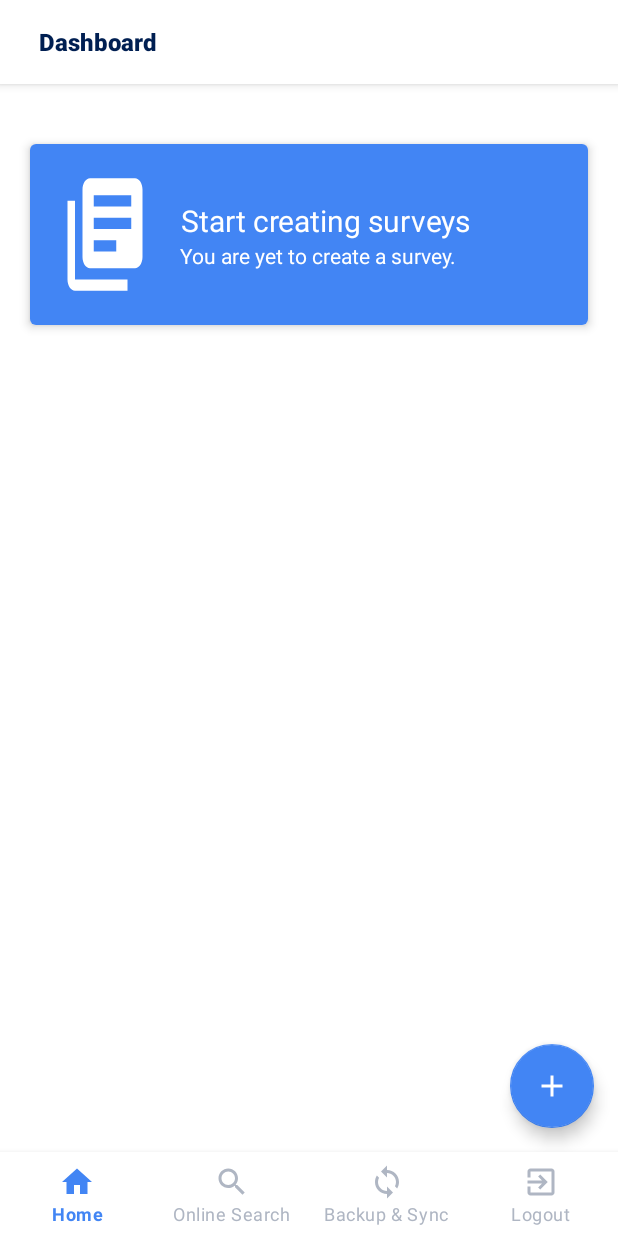
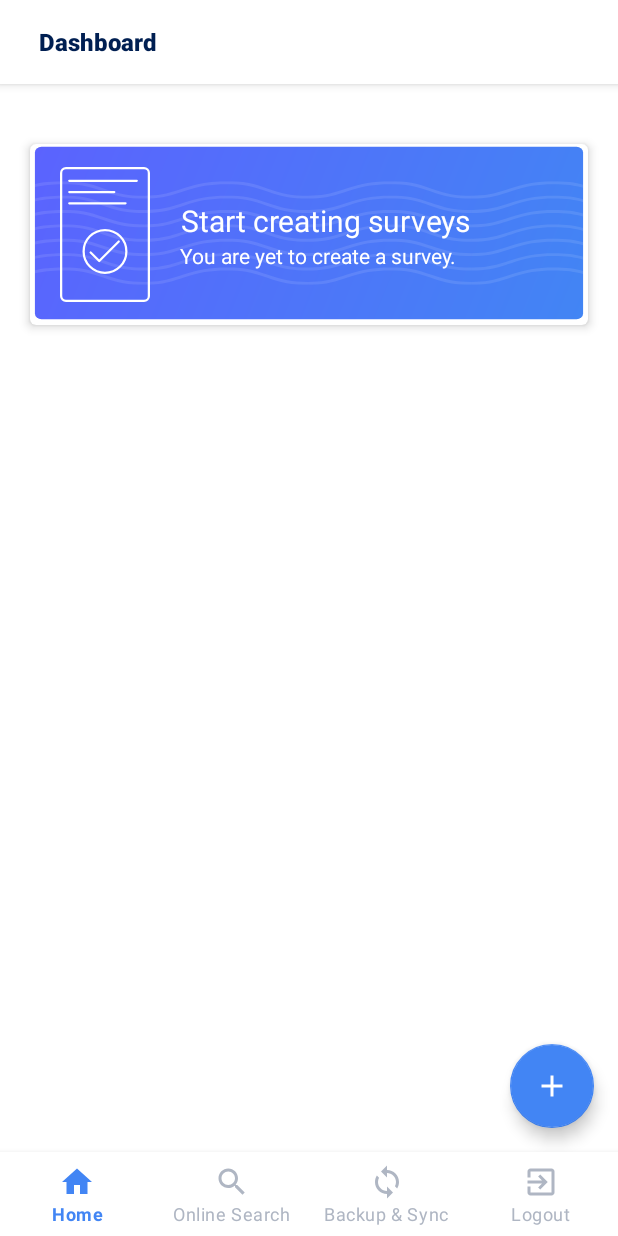
Before and after one commit to Jide-xy/Survey, an Android app: the SurveyList screen opened directly, with no data from a screen before it, on a phone screen of 412 x 824 dp. Run offline under Robolectric (Android 15) with nearby library versions, the phone set to English and light mode, and no system bars; our stand-ins replace Room's generated code, Volley.

Commit message:
update new survey icons

```diff
--- /dev/null
+++ b/app/src/main/res/drawable/ic_new_survey_bg.xml
@@ -0,0 +1,123 @@
+<vector xmlns:android="http://schemas.android.com/apk/res/android"
+    xmlns:aapt="http://schemas.android.com/aapt"
+    android:width="341dp"
+    android:height="126dp"
+    android:viewportWidth="341"
+    android:viewportHeight="126">
+  <path android:pathData="M7,2L334,2A4,4 0,0 1,338 6L338,118A4,4 0,0 1,334 122L7,122A4,4 0,0 1,3 118L3,6A4,4 0,0 1,7 2z">
+    <aapt:attr name="android:fillColor">
+      <gradient
+          android:endX="338"
+          android:endY="122"
+          android:startX="3"
+          android:startY="2"
+          android:type="linear">
+        <item
+            android:color="#FF5B63FE"
+            android:offset="0" />
+        <item
+            android:color="#FF4285F4"
+            android:offset="1" />
+      </gradient>
+    </aapt:attr>
+  </path>
+  <group>
+    <clip-path android:pathData="M3,26h335v72h-335z" />
+    <path
+        android:fillAlpha="0.1"
+        android:fillColor="#fff"
+        android:fillType="evenOdd"
+        android:pathData="M-8.816,84C-16.742,86.892 -21.923,88 -30,88L-30,88L-30,86A49.282,49.282 0,0 0,-15.151 84h6.335ZM47.379,84C55.239,86.966 60.5,88 70,88L70,86c-6.842,0 -11.386,-0.542 -16.4,-2L47.379,84ZM-30,98c8.441,0 13.718,-1.21 22.272,-4.4l1.768,-0.662C3.64,89.348 9.647,88 20,88 30.271,88 35.362,89.222 44.629,92.928 54.112,96.722 59.438,98 70,98L70,96c-10.271,0 -15.362,-1.222 -24.629,-4.928C35.888,87.278 30.562,86 20,86 9.374,86 3.145,87.4 -6.66,91.063l-1.766,0.661C-16.776,94.84 -21.836,96 -30,96v2Z"
+        android:strokeAlpha="0.1" />
+    <path
+        android:fillAlpha="0.1"
+        android:fillColor="#fff"
+        android:fillType="evenOdd"
+        android:pathData="M-8.816,84q0.536,-0.2 1.088,-0.4l1.768,-0.662C3.64,79.348 9.647,78 20,78c10.271,0 15.362,1.222 24.629,4.928 0.956,0.382 1.869,0.739 2.75,1.072L53.6,84c-2.511,-0.731 -5.139,-1.691 -8.233,-2.928C35.888,77.278 30.562,76 20,76c-10.626,0 -16.855,1.4 -26.66,5.063l-1.766,0.661C-10.9,82.648 -13.087,83.4 -15.151,84ZM-8.816,64C-16.742,66.892 -21.923,68 -30,68L-30,68L-30,66A49.282,49.282 0,0 0,-15.151 64h6.335ZM47.379,64C55.239,66.966 60.5,68 70,68L70,66c-6.842,0 -11.386,-0.542 -16.4,-2L47.379,64ZM-30,78c8.441,0 13.718,-1.21 22.272,-4.4l1.768,-0.662C3.64,69.348 9.647,68 20,68 30.271,68 35.362,69.222 44.629,72.928 54.112,76.722 59.438,78 70,78L70,76c-10.271,0 -15.362,-1.222 -24.629,-4.928C35.888,67.278 30.562,66 20,66 9.374,66 3.145,67.4 -6.66,71.063l-1.766,0.661C-16.776,74.84 -21.836,76 -30,76v2Z"
+        android:strokeAlpha="0.1" />
+    <path
+        android:fillAlpha="0.1"
+        android:fillColor="#fff"
+        android:fillType="evenOdd"
+        android:pathData="M-8.816,64q0.536,-0.2 1.088,-0.4l1.768,-0.662C3.64,59.348 9.647,58 20,58c10.271,0 15.362,1.222 24.629,4.928 0.956,0.382 1.869,0.739 2.75,1.072L53.6,64c-2.511,-0.731 -5.139,-1.691 -8.233,-2.928C35.888,57.278 30.562,56 20,56c-10.626,0 -16.855,1.4 -26.66,5.063l-1.766,0.661C-10.9,62.648 -13.087,63.4 -15.151,64ZM-8.816,44C-16.742,46.892 -21.923,48 -30,48L-30,48L-30,46A49.282,49.282 0,0 0,-15.151 44h6.335ZM47.379,44C55.239,46.966 60.5,48 70,48L70,46c-6.842,0 -11.386,-0.542 -16.4,-2L47.379,44ZM-30,58c8.441,0 13.718,-1.21 22.272,-4.4l1.768,-0.662C3.64,49.348 9.647,48 20,48 30.271,48 35.362,49.222 44.629,52.928 54.112,56.722 59.438,58 70,58L70,56c-10.271,0 -15.362,-1.222 -24.629,-4.928C35.888,47.278 30.562,46 20,46 9.374,46 3.145,47.4 -6.66,51.063l-1.766,0.661C-16.776,54.84 -21.836,56 -30,56v2Z"
+        android:strokeAlpha="0.1" />
+    <path
+        android:fillAlpha="0.1"
+        android:fillColor="#fff"
+        android:fillType="evenOdd"
+        android:pathData="M91.184,84C83.258,86.892 78.077,88 70,88L70,88L70,86A49.282,49.282 0,0 0,84.849 84h6.335ZM147.379,84C155.239,86.966 160.5,88 170,88L170,86c-6.842,0 -11.386,-0.542 -16.4,-2L147.379,84ZM70,98c8.441,0 13.718,-1.21 22.272,-4.4l1.768,-0.662C103.64,89.348 109.647,88 120,88 130.271,88 135.362,89.222 144.629,92.928 154.112,96.722 159.438,98 170,98L170,96c-10.271,0 -15.362,-1.222 -24.629,-4.928C135.888,87.278 130.562,86 120,86 109.374,86 103.145,87.4 93.34,91.063l-1.766,0.661C83.224,94.84 78.164,96 70,96v2Z"
+        android:strokeAlpha="0.1" />
+    <path
+        android:fillAlpha="0.1"
+        android:fillColor="#fff"
+        android:fillType="evenOdd"
+        android:pathData="M91.184,84q0.536,-0.2 1.088,-0.4l1.768,-0.662C103.64,79.348 109.647,78 120,78c10.271,0 15.362,1.222 24.629,4.928 0.956,0.382 1.869,0.739 2.75,1.072L153.6,84c-2.511,-0.731 -5.139,-1.691 -8.233,-2.928C135.888,77.278 130.562,76 120,76c-10.626,0 -16.855,1.4 -26.66,5.063l-1.766,0.661C89.1,82.648 86.913,83.4 84.849,84ZM91.184,64C83.258,66.892 78.077,68 70,68L70,68L70,66A49.282,49.282 0,0 0,84.849 64h6.335ZM147.379,64C155.239,66.966 160.5,68 170,68L170,66c-6.842,0 -11.386,-0.542 -16.4,-2L147.379,64ZM70,78c8.441,0 13.718,-1.21 22.272,-4.4l1.768,-0.662C103.64,69.348 109.647,68 120,68 130.271,68 135.362,69.222 144.629,72.928 154.112,76.722 159.438,78 170,78L170,76c-10.271,0 -15.362,-1.222 -24.629,-4.928C135.888,67.278 130.562,66 120,66 109.374,66 103.145,67.4 93.34,71.063l-1.766,0.661C83.224,74.84 78.164,76 70,76v2Z"
+        android:strokeAlpha="0.1" />
+    <path
+        android:fillAlpha="0.1"
+        android:fillColor="#fff"
+        android:fillType="evenOdd"
+        android:pathData="M91.184,64q0.536,-0.2 1.088,-0.4l1.768,-0.662C103.64,59.348 109.647,58 120,58c10.271,0 15.362,1.222 24.629,4.928 0.956,0.382 1.869,0.739 2.75,1.072L153.6,64c-2.511,-0.731 -5.139,-1.691 -8.233,-2.928C135.888,57.278 130.562,56 120,56c-10.626,0 -16.855,1.4 -26.66,5.063l-1.766,0.661C89.1,62.648 86.913,63.4 84.849,64ZM91.184,44C83.258,46.892 78.077,48 70,48L70,48L70,46A49.282,49.282 0,0 0,84.849 44h6.335ZM147.379,44C155.239,46.966 160.5,48 170,48L170,46c-6.842,0 -11.386,-0.542 -16.4,-2L147.379,44ZM70,58c8.441,0 13.718,-1.21 22.272,-4.4l1.768,-0.662C103.64,49.348 109.647,48 120,48 130.271,48 135.362,49.222 144.629,52.928 154.112,56.722 159.438,58 170,58L170,56c-10.271,0 -15.362,-1.222 -24.629,-4.928C135.888,47.278 130.562,46 120,46 109.374,46 103.145,47.4 93.34,51.063l-1.766,0.661C83.224,54.84 78.164,56 70,56v2Z"
+        android:strokeAlpha="0.1" />
+    <path
+        android:fillAlpha="0.1"
+        android:fillColor="#fff"
+        android:fillType="evenOdd"
+        android:pathData="M-8.816,44q0.536,-0.2 1.088,-0.4l1.768,-0.662C3.64,39.348 9.647,38 20,38c10.271,0 15.362,1.222 24.629,4.928 0.956,0.382 1.869,0.739 2.75,1.072L53.6,44c-2.511,-0.731 -5.139,-1.691 -8.233,-2.928C35.888,37.278 30.562,36 20,36c-10.626,0 -16.855,1.4 -26.66,5.063l-1.766,0.661C-10.9,42.648 -13.087,43.4 -15.151,44ZM-30,38c8.441,0 13.718,-1.21 22.272,-4.4l1.768,-0.662C3.64,29.348 9.647,28 20,28 30.271,28 35.362,29.222 44.629,32.928 54.112,36.722 59.438,38 70,38L70,36c-10.271,0 -15.362,-1.222 -24.629,-4.928C35.888,27.278 30.562,26 20,26 9.374,26 3.145,27.4 -6.66,31.063l-1.766,0.661C-16.776,34.84 -21.836,36 -30,36v2Z"
+        android:strokeAlpha="0.1" />
+    <path
+        android:fillAlpha="0.1"
+        android:fillColor="#fff"
+        android:fillType="evenOdd"
+        android:pathData="M91.184,44q0.536,-0.2 1.088,-0.4l1.768,-0.662C103.64,39.348 109.647,38 120,38c10.271,0 15.362,1.222 24.629,4.928 0.956,0.382 1.869,0.739 2.75,1.072L153.6,44c-2.511,-0.731 -5.139,-1.691 -8.233,-2.928C135.888,37.278 130.562,36 120,36c-10.626,0 -16.855,1.4 -26.66,5.063l-1.766,0.661C89.1,42.648 86.913,43.4 84.849,44ZM70,38c8.441,0 13.718,-1.21 22.272,-4.4l1.768,-0.662C103.64,29.348 109.647,28 120,28 130.271,28 135.362,29.222 144.629,32.928 154.112,36.722 159.438,38 170,38L170,36c-10.271,0 -15.362,-1.222 -24.629,-4.928C135.888,27.278 130.562,26 120,26 109.374,26 103.145,27.4 93.34,31.063l-1.766,0.661C83.224,34.84 78.164,36 70,36v2Z"
+        android:strokeAlpha="0.1" />
+    <path
+        android:fillAlpha="0.1"
+        android:fillColor="#fff"
+        android:fillType="evenOdd"
+        android:pathData="M191.184,84C183.258,86.892 178.077,88 170,88L170,88L170,86A49.282,49.282 0,0 0,184.849 84h6.335ZM247.379,84C255.239,86.966 260.5,88 270,88L270,86c-6.842,0 -11.386,-0.542 -16.4,-2L247.379,84ZM170,98c8.441,0 13.718,-1.21 22.272,-4.4l1.768,-0.662C203.64,89.348 209.647,88 220,88 230.271,88 235.362,89.222 244.629,92.928 254.112,96.722 259.438,98 270,98L270,96c-10.271,0 -15.362,-1.222 -24.629,-4.928C235.888,87.278 230.562,86 220,86 209.374,86 203.145,87.4 193.34,91.063l-1.766,0.661C183.224,94.84 178.164,96 170,96v2Z"
+        android:strokeAlpha="0.1" />
+    <path
+        android:fillAlpha="0.1"
+        android:fillColor="#fff"
+        android:fillType="evenOdd"
+        android:pathData="M191.184,84q0.536,-0.2 1.088,-0.4l1.768,-0.662C203.64,79.348 209.647,78 220,78c10.271,0 15.362,1.222 24.629,4.928 0.956,0.382 1.869,0.739 2.75,1.072L253.6,84c-2.511,-0.731 -5.139,-1.691 -8.233,-2.928C235.888,77.278 230.562,76 220,76c-10.626,0 -16.855,1.4 -26.66,5.063l-1.766,0.661C189.1,82.648 186.913,83.4 184.849,84ZM191.184,64C183.258,66.892 178.077,68 170,68L170,68L170,66A49.282,49.282 0,0 0,184.849 64h6.335ZM247.379,64C255.239,66.966 260.5,68 270,68L270,66c-6.842,0 -11.386,-0.542 -16.4,-2L247.379,64ZM170,78c8.441,0 13.718,-1.21 22.272,-4.4l1.768,-0.662C203.64,69.348 209.647,68 220,68 230.271,68 235.362,69.222 244.629,72.928 254.112,76.722 259.438,78 270,78L270,76c-10.271,0 -15.362,-1.222 -24.629,-4.928C235.888,67.278 230.562,66 220,66 209.374,66 203.145,67.4 193.34,71.063l-1.766,0.661C183.224,74.84 178.164,76 170,76v2Z"
+        android:strokeAlpha="0.1" />
+    <path
+        android:fillAlpha="0.1"
+        android:fillColor="#fff"
+        android:fillType="evenOdd"
+        android:pathData="M191.184,64q0.536,-0.2 1.088,-0.4l1.768,-0.662C203.64,59.348 209.647,58 220,58c10.271,0 15.362,1.222 24.629,4.928 0.956,0.382 1.869,0.739 2.75,1.072L253.6,64c-2.511,-0.731 -5.139,-1.691 -8.233,-2.928C235.888,57.278 230.562,56 220,56c-10.626,0 -16.855,1.4 -26.66,5.063l-1.766,0.661C189.1,62.648 186.913,63.4 184.849,64ZM191.184,44C183.258,46.892 178.077,48 170,48L170,48L170,46A49.282,49.282 0,0 0,184.849 44h6.335ZM247.379,44C255.239,46.966 260.5,48 270,48L270,46c-6.842,0 -11.386,-0.542 -16.4,-2L247.379,44ZM170,58c8.441,0 13.718,-1.21 22.272,-4.4l1.768,-0.662C203.64,49.348 209.647,48 220,48 230.271,48 235.362,49.222 244.629,52.928 254.112,56.722 259.438,58 270,58L270,56c-10.271,0 -15.362,-1.222 -24.629,-4.928C235.888,47.278 230.562,46 220,46 209.374,46 203.145,47.4 193.34,51.063l-1.766,0.661C183.224,54.84 178.164,56 170,56v2Z"
+        android:strokeAlpha="0.1" />
+    <path
+        android:fillAlpha="0.1"
+        android:fillColor="#fff"
+        android:fillType="evenOdd"
+        android:pathData="M291.184,84C283.258,86.892 278.077,88 270,88L270,88L270,86A49.282,49.282 0,0 0,284.849 84h6.335ZM347.379,84C355.239,86.966 360.5,88 370,88L370,86c-6.842,0 -11.386,-0.542 -16.4,-2L347.379,84ZM270,98c8.441,0 13.718,-1.21 22.272,-4.4l1.768,-0.662C303.64,89.348 309.647,88 320,88 330.271,88 335.362,89.222 344.629,92.928 354.112,96.722 359.438,98 370,98L370,96c-10.271,0 -15.362,-1.222 -24.629,-4.928C335.888,87.278 330.562,86 320,86 309.374,86 303.145,87.4 293.34,91.063l-1.766,0.661C283.224,94.84 278.164,96 270,96v2Z"
+        android:strokeAlpha="0.1" />
+    <path
+        android:fillAlpha="0.1"
+        android:fillColor="#fff"
+        android:fillType="evenOdd"
+        android:pathData="M291.184,84q0.536,-0.2 1.088,-0.4l1.768,-0.662C303.64,79.348 309.647,78 320,78c10.271,0 15.362,1.222 24.629,4.928 0.956,0.382 1.869,0.739 2.75,1.072L353.6,84c-2.511,-0.731 -5.139,-1.691 -8.233,-2.928C335.888,77.278 330.562,76 320,76c-10.626,0 -16.855,1.4 -26.66,5.063l-1.766,0.661C289.1,82.648 286.913,83.4 284.849,84ZM291.184,64C283.258,66.892 278.077,68 270,68L270,68L270,66A49.282,49.282 0,0 0,284.849 64h6.335ZM347.379,64C355.239,66.966 360.5,68 370,68L370,66c-6.842,0 -11.386,-0.542 -16.4,-2L347.379,64ZM270,78c8.441,0 13.718,-1.21 22.272,-4.4l1.768,-0.662C303.64,69.348 309.647,68 320,68 330.271,68 335.362,69.222 344.629,72.928 354.112,76.722 359.438,78 370,78L370,76c-10.271,0 -15.362,-1.222 -24.629,-4.928C335.888,67.278 330.562,66 320,66 309.374,66 303.145,67.4 293.34,71.063l-1.766,0.661C283.224,74.84 278.164,76 270,76v2Z"
+        android:strokeAlpha="0.1" />
+    <path
+        android:fillAlpha="0.1"
+        android:fillColor="#fff"
+        android:fillType="evenOdd"
+        android:pathData="M291.184,64q0.536,-0.2 1.088,-0.4l1.768,-0.662C303.64,59.348 309.647,58 320,58c10.271,0 15.362,1.222 24.629,4.928 0.956,0.382 1.869,0.739 2.75,1.072L353.6,64c-2.511,-0.731 -5.139,-1.691 -8.233,-2.928C335.888,57.278 330.562,56 320,56c-10.626,0 -16.855,1.4 -26.66,5.063l-1.766,0.661C289.1,62.648 286.913,63.4 284.849,64ZM291.184,44C283.258,46.892 278.077,48 270,48L270,48L270,46A49.282,49.282 0,0 0,284.849 44h6.335ZM347.379,44C355.239,46.966 360.5,48 370,48L370,46c-6.842,0 -11.386,-0.542 -16.4,-2L347.379,44ZM270,58c8.441,0 13.718,-1.21 22.272,-4.4l1.768,-0.662C303.64,49.348 309.647,48 320,48 330.271,48 335.362,49.222 344.629,52.928 354.112,56.722 359.438,58 370,58L370,56c-10.271,0 -15.362,-1.222 -24.629,-4.928C335.888,47.278 330.562,46 320,46 309.374,46 303.145,47.4 293.34,51.063l-1.766,0.661C283.224,54.84 278.164,56 270,56v2Z"
+        android:strokeAlpha="0.1" />
+    <path
+        android:fillAlpha="0.1"
+        android:fillColor="#fff"
+        android:fillType="evenOdd"
+        android:pathData="M191.184,44q0.536,-0.2 1.088,-0.4l1.768,-0.662C203.64,39.348 209.647,38 220,38c10.271,0 15.362,1.222 24.629,4.928 0.956,0.382 1.869,0.739 2.75,1.072L253.6,44c-2.511,-0.731 -5.139,-1.691 -8.233,-2.928C235.888,37.278 230.562,36 220,36c-10.626,0 -16.855,1.4 -26.66,5.063l-1.766,0.661C189.1,42.648 186.913,43.4 184.849,44ZM170,38c8.441,0 13.718,-1.21 22.272,-4.4l1.768,-0.662C203.64,29.348 209.647,28 220,28 230.271,28 235.362,29.222 244.629,32.928 254.112,36.722 259.438,38 270,38L270,36c-10.271,0 -15.362,-1.222 -24.629,-4.928C235.888,27.278 230.562,26 220,26 209.374,26 203.145,27.4 193.34,31.063l-1.766,0.661C183.224,34.84 178.164,36 170,36v2Z"
+        android:strokeAlpha="0.1" />
+    <path
+        android:fillAlpha="0.1"
+        android:fillColor="#fff"
+        android:fillType="evenOdd"
+        android:pathData="M291.184,44q0.536,-0.2 1.088,-0.4l1.768,-0.662C303.64,39.348 309.647,38 320,38c10.271,0 15.362,1.222 24.629,4.928 0.956,0.382 1.869,0.739 2.75,1.072L353.6,44c-2.511,-0.731 -5.139,-1.691 -8.233,-2.928C335.888,37.278 330.562,36 320,36c-10.626,0 -16.855,1.4 -26.66,5.063l-1.766,0.661C289.1,42.648 286.913,43.4 284.849,44ZM270,38c8.441,0 13.718,-1.21 22.272,-4.4l1.768,-0.662C303.64,29.348 309.647,28 320,28 330.271,28 335.362,29.222 344.629,32.928 354.112,36.722 359.438,38 370,38L370,36c-10.271,0 -15.362,-1.222 -24.629,-4.928C335.888,27.278 330.562,26 320,26 309.374,26 303.145,27.4 293.34,31.063l-1.766,0.661C283.224,34.84 278.164,36 270,36v2Z"
+        android:strokeAlpha="0.1" />
+  </group>
+</vector>
--- /dev/null
+++ b/app/src/main/res/drawable/ic_new_survey_icon.xml
@@ -0,0 +1,45 @@
+<vector xmlns:android="http://schemas.android.com/apk/res/android"
+    android:width="60dp"
+    android:height="90dp"
+    android:viewportWidth="60"
+    android:viewportHeight="90">
+    <path
+        android:fillColor="#00000000"
+        android:pathData="M4,0.75L56,0.75A3.25,3.25 0,0 1,59.25 4L59.25,86A3.25,3.25 0,0 1,56 89.25L4,89.25A3.25,3.25 0,0 1,0.75 86L0.75,4A3.25,3.25 0,0 1,4 0.75z"
+        android:strokeWidth="1.5"
+        android:strokeColor="#fff"
+        android:strokeLineCap="round"
+        android:strokeLineJoin="round" />
+    <path
+        android:fillColor="#00000000"
+        android:pathData="M30,56.25m-14.25,0a14.25,14.25 0,1 1,28.5 0a14.25,14.25 0,1 1,-28.5 0"
+        android:strokeWidth="1.5"
+        android:strokeColor="#fff"
+        android:strokeLineCap="round"
+        android:strokeLineJoin="round" />
+    <path
+        android:fillColor="#00000000"
+        android:pathData="M6.187,9.188L51.187,9.188"
+        android:strokeWidth="1.5"
+        android:strokeColor="#fff"
+        android:strokeLineCap="round" />
+    <path
+        android:fillColor="#00000000"
+        android:pathData="M6.187,16.687L36.187,16.687"
+        android:strokeWidth="1.5"
+        android:strokeColor="#fff"
+        android:strokeLineCap="round" />
+    <path
+        android:fillColor="#00000000"
+        android:pathData="M6.187,24.188L43.687,24.188"
+        android:strokeWidth="1.5"
+        android:strokeColor="#fff"
+        android:strokeLineCap="round" />
+    <path
+        android:fillColor="#00000000"
+        android:pathData="M20.437,56.996l5.721,5.721 13.029,-13.029"
+        android:strokeWidth="1.5"
+        android:strokeColor="#fff"
+        android:strokeLineCap="round"
+        android:strokeLineJoin="round" />
+</vector>
--- a/app/src/main/res/layout/fragment_survey_list.xml
+++ b/app/src/main/res/layout/fragment_survey_list.xml
@@ -5,22 +5,6 @@
     android:layout_width="match_parent"
     android:layout_height="match_parent"
     tools:context="com.example.babajidemustapha.survey.features.dashboard.fragments.SurveyList">
-
-    <!--<android.support.design.widget.AppBarLayout-->
-    <!--android:layout_width="match_parent"-->
-    <!--android:layout_height="wrap_content"-->
-    <!--android:theme="@style/AppTheme.AppBarOverlay">-->
-
-    <!--<android.support.v7.widget.Toolbar-->
-    <!--android:id="@+id/toolbar"-->
-    <!--android:layout_width="match_parent"-->
-    <!--android:layout_height="?attr/actionBarSize"-->
-    <!--android:background="?attr/colorPrimary"-->
-    <!--app:popupTheme="@style/AppTheme.PopupOverlay" />-->
-
-    <!--</android.support.design.widget.AppBarLayout>-->
-
-    <!--<include layout="@layout/content_main" />-->
 
     <androidx.constraintlayout.widget.ConstraintLayout
         android:layout_width="match_parent"
@@ -45,7 +29,7 @@
             <androidx.constraintlayout.widget.ConstraintLayout
                 android:layout_width="match_parent"
                 android:layout_height="wrap_content"
-                android:background="@color/colorAccent"
+                android:background="@drawable/ic_new_survey_bg"
                 android:paddingStart="20dp"
                 android:paddingTop="15dp"
                 android:paddingEnd="20dp"
@@ -57,7 +41,7 @@
                     android:layout_height="wrap_content"
                     app:layout_constraintStart_toStartOf="parent"
                     app:layout_constraintTop_toTopOf="parent"
-                    app:srcCompat="@drawable/ic_library_books_black_24dp" />
+                    app:srcCompat="@drawable/ic_new_survey_icon" />
 
                 <TextView
                     android:id="@+id/emptyPlaceholderText"
```
